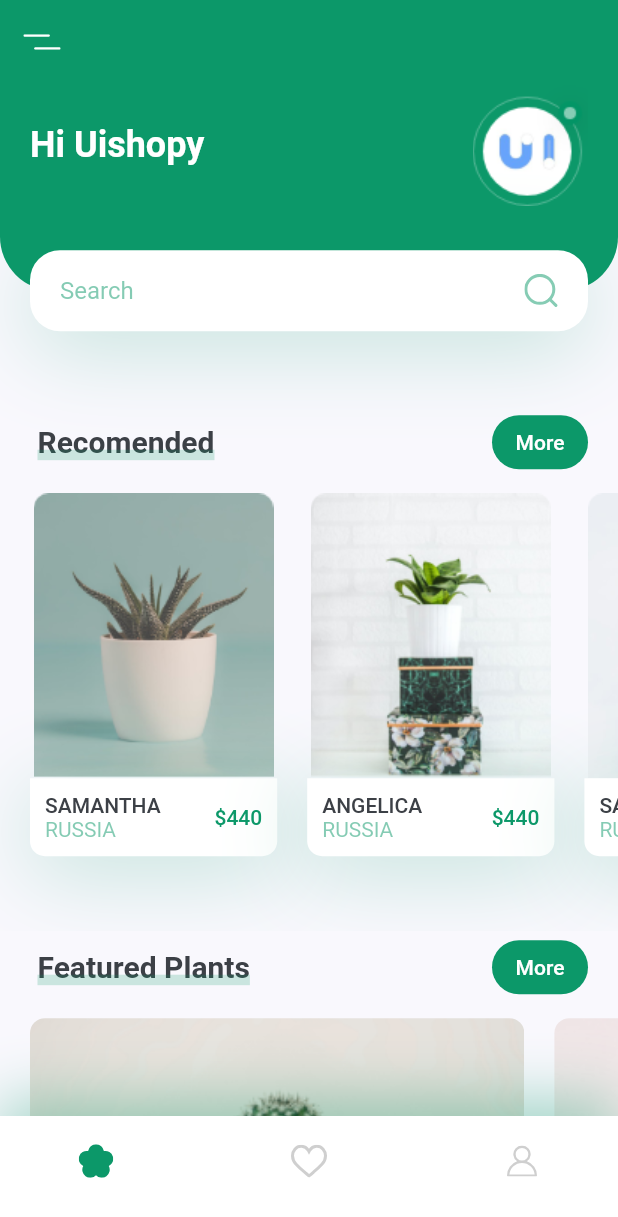
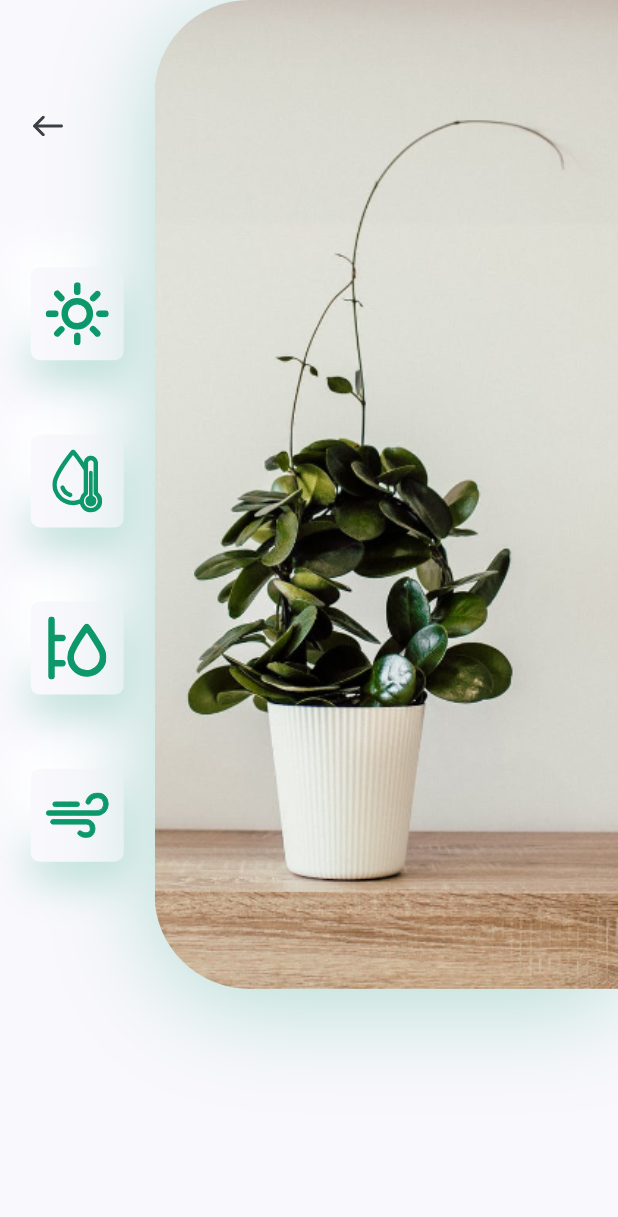
Before and after one commit to WillianMedeiros14/PlantApp, a Flutter app: the screen it shows after launch, on a phone screen of 412 x 824 dp. Shown: the top 1217 px of the screen. Run offline on Flutter 3.47's test engine with Material 2 defaults, Android fonts, the phone set to English and light mode, and no system bars; our stand-ins replace flutter_svg.

Commit message:
feat: create details_screen

```diff
--- a/lib/main.dart
+++ b/lib/main.dart
@@ -1,5 +1,6 @@
 import 'package:flutter/material.dart';
 import 'package:plantapp/constants.dart';
+import 'package:plantapp/screens/details/details_screen.dart';
 import 'package:plantapp/screens/home/home_screen.dart';
 
 void main() {
@@ -21,7 +22,7 @@ class MyApp extends StatelessWidget {
         textTheme: Theme.of(context).textTheme.apply(bodyColor: kTextColor),
         visualDensity: VisualDensity.adaptivePlatformDensity,
       ),
-      home: HomeScreen(),
+      home: DetailsScreen(),
     );
   }
 }
--- /dev/null
+++ b/lib/screens/details/components/body.dart
@@ -0,0 +1,72 @@
+import 'package:flutter/material.dart';
+import 'package:flutter_svg/flutter_svg.dart';
+import 'package:plantapp/constants.dart';
+import 'package:plantapp/screens/details/components/icon_card.dart';
+
+class Body extends StatelessWidget {
+  const Body({Key? key}) : super(key: key);
+
+  @override
+  Widget build(BuildContext context) {
+    Size size = MediaQuery.of(context).size;
+
+    return Column(children: [
+      SizedBox(
+        height: size.height * 0.8,
+        child: Row(
+          children: [
+            Expanded(
+              child: Padding(
+                padding: const EdgeInsets.symmetric(
+                  vertical: kDefaultPadding * 3,
+                ),
+                child: Column(
+                  children: [
+                    Align(
+                      alignment: Alignment.topLeft,
+                      child: IconButton(
+                        padding:
+                            EdgeInsets.symmetric(horizontal: kDefaultPadding),
+                        onPressed: () {
+                          Navigator.pop(context);
+                        },
+                        icon: SvgPicture.asset("assets/icons/back_arrow.svg"),
+                      ),
+                    ),
+                    Spacer(),
+                    IconCard(icon: "assets/icons/sun.svg"),
+                    IconCard(icon: "assets/icons/icon_2.svg"),
+                    IconCard(icon: "assets/icons/icon_3.svg"),
+                    IconCard(icon: "assets/icons/icon_4.svg"),
+                  ],
+                ),
+              ),
+            ),
+            Container(
+              height: size.height * 0.8,
+              width: size.width * 0.75,
+              decoration: BoxDecoration(
+                borderRadius: BorderRadius.only(
+                  topLeft: Radius.circular(63),
+                  bottomLeft: Radius.circular(63),
+                ),
+                boxShadow: [
+                  BoxShadow(
+                    offset: Offset(0, 10),
+                    blurRadius: 60,
+                    color: kPrimaryColor.withOpacity(0.29),
+                  )
+                ],
+                image: DecorationImage(
+                  alignment: Alignment.centerLeft,
+                  fit: BoxFit.cover,
+                  image: AssetImage("assets/images/img.png"),
+                ),
+              ),
+            )
+          ],
+        ),
+      )
+    ]);
+  }
+}
--- /dev/null
+++ b/lib/screens/details/components/icon_card.dart
@@ -0,0 +1,40 @@
+import 'package:flutter/material.dart';
+import 'package:flutter_svg/flutter_svg.dart';
+import 'package:plantapp/constants.dart';
+
+class IconCard extends StatelessWidget {
+  const IconCard({
+    Key? key,
+    required this.icon,
+  }) : super(key: key);
+
+  final String icon;
+
+  @override
+  Widget build(BuildContext context) {
+    Size size = MediaQuery.of(context).size;
+    return Container(
+      margin: EdgeInsets.symmetric(vertical: size.height * 0.03),
+      padding: EdgeInsets.all(kDefaultPadding / 2),
+      height: 62,
+      width: 62,
+      decoration: BoxDecoration(
+        color: kBackgroundColor,
+        borderRadius: BorderRadius.circular(6),
+        boxShadow: [
+          BoxShadow(
+            offset: Offset(0, 15),
+            blurRadius: 22,
+            color: kPrimaryColor.withOpacity(0.22),
+          ),
+          BoxShadow(
+            offset: Offset(-15, -15),
+            blurRadius: 20,
+            color: Colors.white,
+          ),
+        ],
+      ),
+      child: SvgPicture.asset(icon),
+    );
+  }
+}
--- /dev/null
+++ b/lib/screens/details/details_screen.dart
@@ -0,0 +1,13 @@
+import 'package:flutter/material.dart';
+import 'package:plantapp/screens/details/components/body.dart';
+
+class DetailsScreen extends StatelessWidget {
+  const DetailsScreen({Key? key}) : super(key: key);
+
+  @override
+  Widget build(BuildContext context) {
+    return Scaffold(
+      body: Body(),
+    );
+  }
+}
--- a/lib/screens/home/components/recomend_plants.dart
+++ b/lib/screens/home/components/recomend_plants.dart
@@ -1,11 +1,17 @@
 import 'package:flutter/material.dart';
 import 'package:plantapp/constants.dart';
+import 'package:plantapp/screens/details/components/body.dart';
 
-class RecomendsPlants extends StatelessWidget {
+class RecomendsPlants extends StatefulWidget {
   const RecomendsPlants({
     Key? key,
   }) : super(key: key);
 
+  @override
+  State<RecomendsPlants> createState() => _RecomendsPlantsState();
+}
+
+class _RecomendsPlantsState extends State<RecomendsPlants> {
   @override
   Widget build(BuildContext context) {
     return SingleChildScrollView(
--- a/lib/screens/home/home_screen.dart
+++ b/lib/screens/home/home_screen.dart
@@ -4,9 +4,14 @@ import 'package:plantapp/components/my_bottom_nav_bar.dart';
 import 'package:plantapp/constants.dart';
 import 'package:plantapp/screens/home/components/body.dart';
 
-class HomeScreen extends StatelessWidget {
+class HomeScreen extends StatefulWidget {
   const HomeScreen({Key? key}) : super(key: key);
 
+  @override
+  State<HomeScreen> createState() => _HomeScreenState();
+}
+
+class _HomeScreenState extends State<HomeScreen> {
   @override
   Widget build(BuildContext context) {
     return Scaffold(
```
